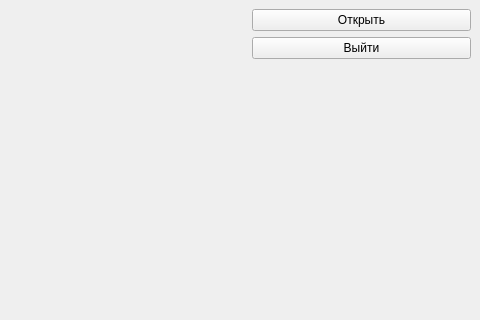
First picture: the form in Net/GUI/Demo/mainwindow.ui, repository oqewok/NeuralNetworks.TF, before the edit; both pictures show x 420 to 900 and y 0 to 320 of the 900 by 550 pixel window.
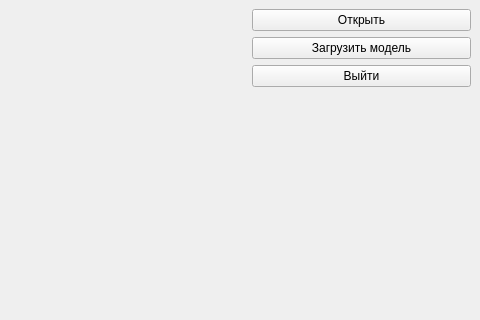
Second picture: the form after the edit.

Commit message: imports and naming changes

```diff
--- a/Net/GUI/Demo/mainwindow.ui
+++ b/Net/GUI/Demo/mainwindow.ui
@@ -24,6 +24,13 @@
         </property>
        </widget>
       </item>
+      <item>
+       <widget class="QPushButton" name="btn_LoadModelMeta">
+        <property name="text">
+         <string>Загрузить модель</string>
+        </property>
+       </widget>
+      </item>
       <item>
        <widget class="QPushButton" name="btn_Quit">
         <property name="text">
```
The commit also changes 2 other files.
